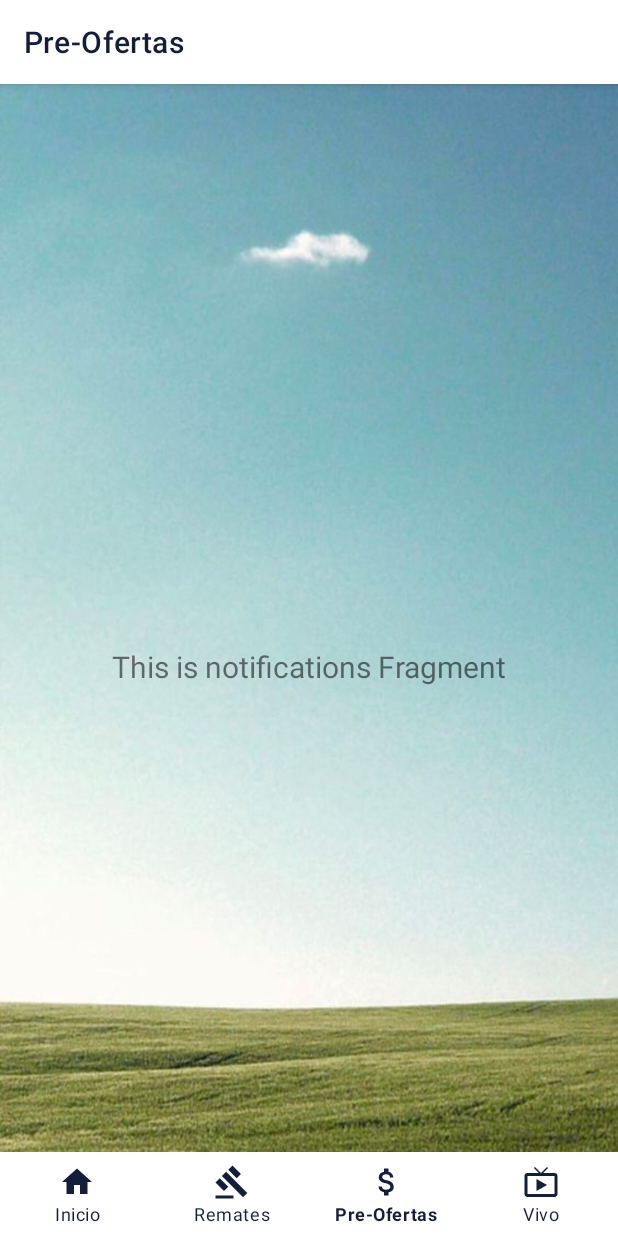
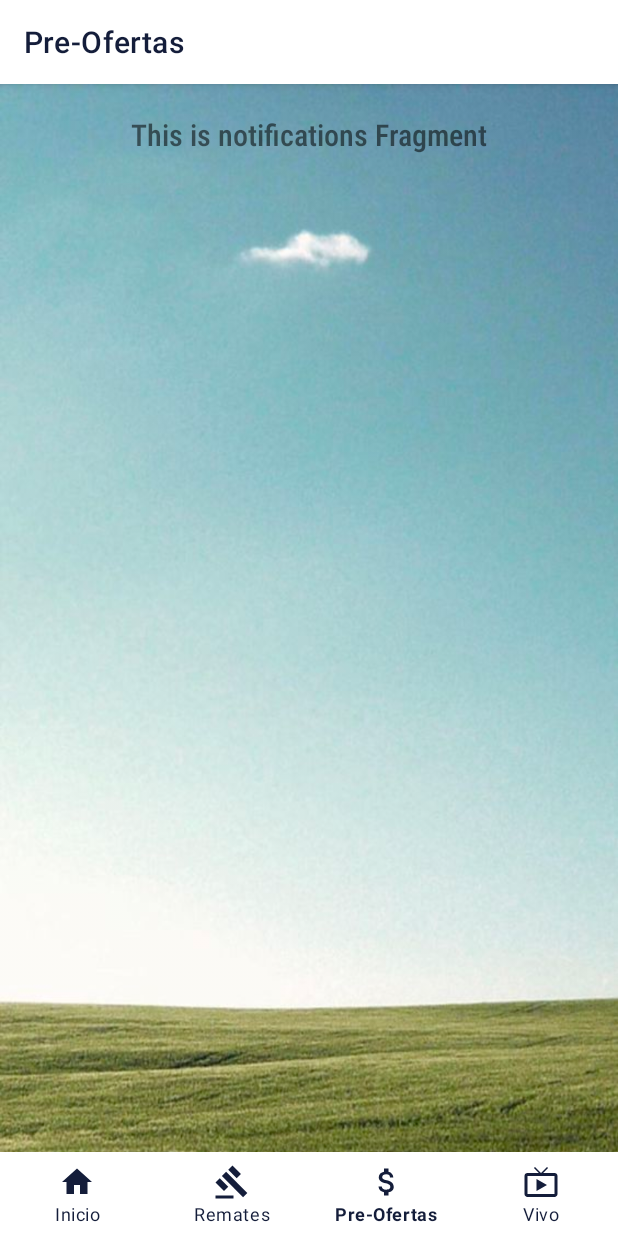
Before and after one commit to DiegoCriado/Urugan_app, an Android app: the NotificationsFragment screen opened through its navigation route, on a phone screen of 412 x 824 dp. Run offline under Robolectric (Android 15) with nearby library versions, the phone set to English and light mode, and no system bars; our stand-ins replace navigation-ui.

Commit message:
refactor and small changes

```diff
--- a/app/src/main/java/com/example/myapplication/ui/home/HomeFragment.kt
+++ b/app/src/main/java/com/example/myapplication/ui/home/HomeFragment.kt
@@ -24,7 +24,7 @@ class HomeFragment : Fragment() {
 
        // val textView: TextView = root.findViewById(R.id.text_home)
         homeViewModel.text.observe(viewLifecycleOwner, Observer {
-           // textView.text = it
+            // textView.text = it
         })
         return root
     }
@@ -34,4 +34,6 @@ class HomeFragment : Fragment() {
         binding = FragmentHomeBinding.bind(view)
 
     }
+
+
 }
--- a/app/src/main/java/com/example/myapplication/ui/live/RematesLiveFragment.kt
+++ b/app/src/main/java/com/example/myapplication/ui/live/RematesLiveFragment.kt
@@ -5,6 +5,7 @@ import android.view.LayoutInflater
 import android.view.View
 import android.view.ViewGroup
 import androidx.fragment.app.Fragment
+import androidx.navigation.fragment.findNavController
 import com.example.myapplication.R
 import com.example.myapplication.databinding.FragmentRematesLiveBinding
 import org.imaginativeworld.whynotimagecarousel.CarouselItem
@@ -35,10 +36,16 @@ class RematesLiveFragment : Fragment() {
         list.add( CarouselItem( imageUrl = "https://agroverdad.com.ar/wp-content/uploads/2020/08/braford-lossocavones-remate-650x404.jpg",
                 caption = "Estancia Los Montes - Durazno"))
 
-       // list.add(CarouselItem("https://www.defrentealcampo.com.ar/wp-content/uploads/2020/11/84.jpg", "Remate en Minas"))
-        //list.add(CarouselItem("https://www.defrentealcampo.com.ar/wp-content/uploads/2020/11/84.jpg", "Campo claro - Florida"))
+       carousel.addData(list)
 
-       carousel.addData(list)
+
+        binding.nextRematesTv.setOnClickListener {
+            findNavController().navigate(R.id.action_navigation_remates_live_to_navigation_next_remates_fragment)
+        }
+
+        binding.preOfferTv.setOnClickListener {
+            findNavController().navigate(R.id.action_navigation_remates_live_to_pre_offer_fragment)
+        }
     }
 
 }
--- a/app/src/main/java/com/example/myapplication/ui/notifications/NotificationsFragment.kt
+++ b/app/src/main/java/com/example/myapplication/ui/notifications/NotificationsFragment.kt
@@ -20,7 +20,7 @@ class NotificationsFragment : Fragment() {
         notificationsViewModel =
             ViewModelProviders.of(this).get(NotificationsViewModel::class.java)
         val root = inflater.inflate(R.layout.fragment_notifications, container, false)
-        val textView: TextView = root.findViewById(R.id.text_notifications)
+        val textView: TextView = root.findViewById(R.id.pre_offer_title_tv)
         notificationsViewModel.text.observe(viewLifecycleOwner, Observer {
             textView.text = it
         })
--- a/app/src/main/res/layout/fragment_dashboard.xml
+++ b/app/src/main/res/layout/fragment_dashboard.xml
@@ -15,6 +15,8 @@
         app:layout_constraintEnd_toEndOf="parent"
         app:layout_constraintTop_toTopOf="parent"
         android:textStyle="bold"
+        android:fontFamily="sans-serif-condensed-light"
+        android:textSize="20sp"
         android:text="Vea los proximos remates a realizarse"
         android:gravity="center"
         android:layout_marginTop="20dp"/>
--- a/app/src/main/res/layout/fragment_notifications.xml
+++ b/app/src/main/res/layout/fragment_notifications.xml
@@ -8,17 +8,31 @@
     tools:context=".ui.notifications.NotificationsFragment"
     android:background="@drawable/background_app_img">
 
+
     <TextView
-        android:id="@+id/text_notifications"
+        android:id="@+id/pre_offer_title_tv"
         android:layout_width="match_parent"
         android:layout_height="wrap_content"
-        android:layout_marginStart="8dp"
+        android:layout_marginTop="20dp"
+        android:fontFamily="sans-serif-condensed-light"
+        android:gravity="center"
+        android:text="Proximos remates con Pre oferta"
+        android:textSize="20sp"
+        android:textStyle="bold"
+        app:layout_constraintTop_toTopOf="parent"
+        app:layout_constraintStart_toStartOf="parent"
+        app:layout_constraintEnd_toEndOf="parent"
+        />
+
+    <androidx.recyclerview.widget.RecyclerView
+        android:layout_width="wrap_content"
+        android:layout_height="wrap_content"
         android:layout_marginTop="8dp"
-        android:layout_marginEnd="8dp"
-        android:textAlignment="center"
-        android:textSize="20sp"
-        app:layout_constraintBottom_toBottomOf="parent"
+        android:orientation="horizontal"
+        app:layoutManager="androidx.recyclerview.widget.LinearLayoutManager"
+        app:layout_constraintTop_toBottomOf="@+id/pre_offer_title_tv"
+        app:layout_constraintStart_toStartOf="parent"
         app:layout_constraintEnd_toEndOf="parent"
-        app:layout_constraintStart_toStartOf="parent"
-        app:layout_constraintTop_toTopOf="parent" />
+        tools:listitem="@layout/pre_offer_remates_row"
+        />
 </androidx.constraintlayout.widget.ConstraintLayout>
--- a/app/src/main/res/layout/fragment_remates_live.xml
+++ b/app/src/main/res/layout/fragment_remates_live.xml
@@ -46,6 +46,7 @@
             android:text="Recuerda que podras ver todos los remates por esta plataforma via streaming, sin costo y con una calidad full hd." />
 
         <TextView
+                android:id="@+id/pre_offer_tv"
                 android:layout_width="wrap_content"
                 android:layout_height="wrap_content"
                 android:layout_marginStart="15dp"
@@ -67,6 +68,7 @@
                 android:text="Recuerda que podras realizar pre ofertas que te ayudaran a concretar tu venta de una forma mas rapida y eficiente." />
 
         <TextView
+            android:id="@+id/next_remates_tv"
             android:layout_width="wrap_content"
             android:layout_height="wrap_content"
             android:layout_marginStart="15dp"
--- a/app/src/main/res/layout/pre_offer_remates_row.xml
+++ b/app/src/main/res/layout/pre_offer_remates_row.xml
@@ -11,7 +11,7 @@
     <TextView
         android:layout_width="match_parent"
         android:layout_height="wrap_content"
-        android:text="Pre oferte en estos remates!"
+        android:text="Pre oferte ahora!"
         android:fontFamily="sans-serif-condensed-light"
         android:layout_marginBottom="12dp"
         android:textSize="15sp"
@@ -19,7 +19,7 @@
         android:layout_marginStart="3dp"/>
 
     <androidx.recyclerview.widget.RecyclerView
-        android:id="@+id/rv_pre__offer_remates_row"
+        android:id="@+id/rv_pre_offer_remates_row"
         android:layout_width="wrap_content"
         android:layout_height="match_parent"
         android:orientation="horizontal"
--- a/app/src/main/res/navigation/mobile_navigation.xml
+++ b/app/src/main/res/navigation/mobile_navigation.xml
@@ -36,5 +36,12 @@
         android:id="@+id/navigation_remates_live"
         android:name="com.example.myapplication.ui.live.RematesLiveFragment"
         android:label="@string/title_remates_on_live"
-        tools:layout="@layout/fragment_remates_live" />
+        tools:layout="@layout/fragment_remates_live" >
+        <action
+            android:id="@+id/action_navigation_remates_live_to_navigation_next_remates_fragment"
+            app:destination="@id/navigation_dashboard" />
+        <action
+            android:id="@+id/action_navigation_remates_live_to_pre_offer_fragment"
+            app:destination="@id/navigation_notifications" />
+    </fragment>
 </navigation>
```
